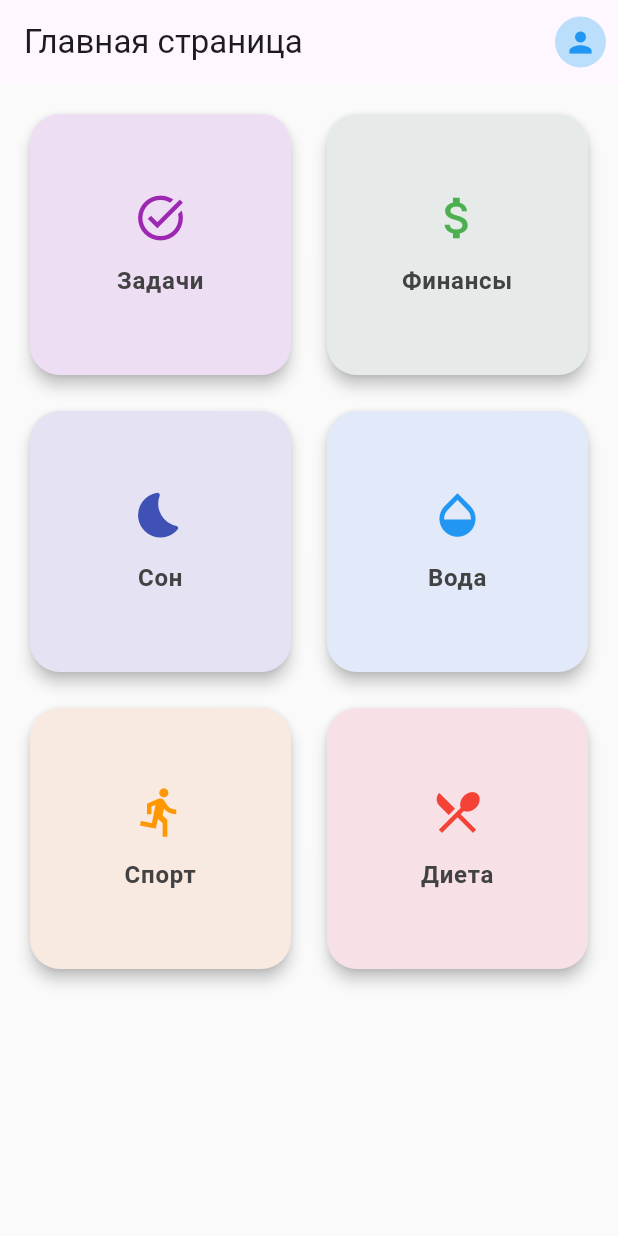
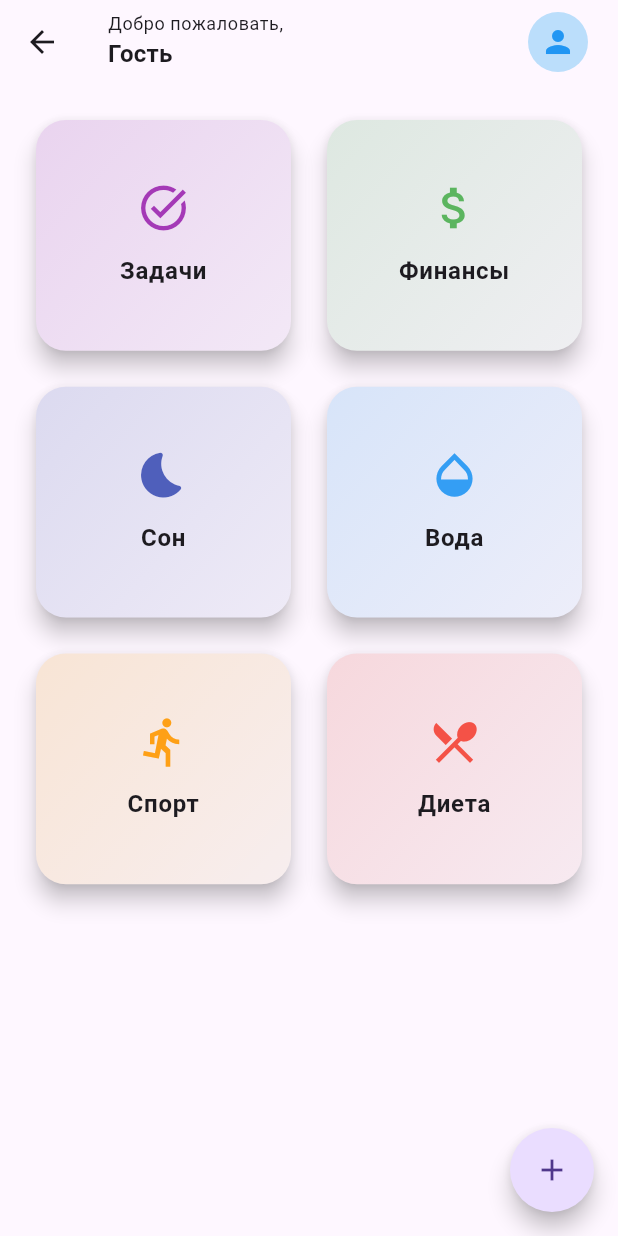
Before and after one commit to DamirTD/lifetracker, a Flutter app: the HomeScreen screen opened by its route, on a phone screen of 412 x 824 dp. Run offline on Flutter 3.47's test engine with Material 3 defaults, Android fonts, the phone set to English and light mode, and no system bars; drawn by our look-alikes of flutter_speed_dial; our stand-ins replace flutter_dotenv, shared_preferences; accounts and stored records are empty; network calls fail.

Commit message:
[FT-42] User get add. HomeScreen page update.

```diff
--- /dev/null
+++ b/mobile/lib/data/repositories/user_repository.dart
@@ -0,0 +1,26 @@
+import 'package:http/http.dart' as http;
+import 'dart:convert';
+import 'package:shared_preferences/shared_preferences.dart';
+import '../../core/config.dart';
+import '../models/user_model.dart';
+
+class UserRepository {
+  Future<UserModel?> getUser() async {
+    final prefs = await SharedPreferences.getInstance();
+    final token = prefs.getString('auth_token') ?? '';
+
+    if (token.isEmpty) return null;
+
+    final response = await http.get(
+      Uri.parse("${Config.apiUrl}/user"),
+      headers: {"Authorization": "Bearer $token"},
+    );
+
+    if (response.statusCode == 200) {
+      final data = jsonDecode(response.body);
+      return UserModel.fromJson(data);
+    } else {
+      return null;
+    }
+  }
+}
--- a/mobile/lib/presentation/screens/home/home_screen.dart
+++ b/mobile/lib/presentation/screens/home/home_screen.dart
@@ -1,60 +1,153 @@
 import 'package:flutter/material.dart';
 import 'package:mobile/presentation/screens/home/profile_screen.dart';
 import 'package:mobile/presentation/widgets/category_card.dart';
-
 import 'package:mobile/presentation/screens/trackers/diet_screen.dart';
 import 'package:mobile/presentation/screens/trackers/sleep_screen.dart';
 import 'package:mobile/presentation/screens/trackers/finance_screen.dart';
 import 'package:mobile/presentation/screens/trackers/sport_screen.dart';
 import 'package:mobile/presentation/screens/trackers/tasks_screen.dart';
 import 'package:mobile/presentation/screens/trackers/water_screen.dart';
+import 'package:flutter_speed_dial/flutter_speed_dial.dart';
+import 'package:mobile/data/repositories/user_repository.dart';
 
-class HomeScreen extends StatelessWidget {
+class HomeScreen extends StatefulWidget {
   const HomeScreen({super.key});
+
+  @override
+  State<HomeScreen> createState() => _HomeScreenState();
+}
+
+class _HomeScreenState extends State<HomeScreen> {
+  String userName = "Гость";
+  String avatarUrl = "";
+  int notificationCount = 0;
+  final UserRepository _userRepository = UserRepository();
+
+  @override
+  void initState() {
+    super.initState();
+    _loadUserData();
+  }
+
+  Future<void> _loadUserData() async {
+    final user = await _userRepository.getUser();
+    if (user != null) {
+      setState(() {
+        userName = user.name;
+      });
+    }
+  }
+
+  void _quickAddWater() {
+    ScaffoldMessenger.of(context).showSnackBar(
+      const SnackBar(content: Text("Вода добавлена!")),
+    );
+  }
+
+  void _quickAddTask() {
+    ScaffoldMessenger.of(context).showSnackBar(
+      const SnackBar(content: Text("Новая задача добавлена!")),
+    );
+  }
 
   @override
   Widget build(BuildContext context) {
     return Scaffold(
-      backgroundColor: Colors.grey.shade50,
+      backgroundColor: Theme.of(context).colorScheme.surface,
       appBar: AppBar(
-        title: const Text("Главная страница"),
-        automaticallyImplyLeading: false,
+        title: Column(
+          crossAxisAlignment: CrossAxisAlignment.start,
+          children: [
+            Text("Добро пожаловать,", style: Theme.of(context).textTheme.bodySmall),
+            Text(userName, style: Theme.of(context).textTheme.titleMedium?.copyWith(fontWeight: FontWeight.bold)),
+          ],
+        ),
         actions: [
-          IconButton(
-            icon: Container(
-              padding: const EdgeInsets.all(6),
-              decoration: BoxDecoration(
-                color: Colors.blue.shade100,
-                shape: BoxShape.circle,
-              ),
-              child: const Icon(Icons.person, size: 22, color: Colors.blue),
+          Padding(
+            padding: const EdgeInsets.only(right: 12.0),
+            child: Stack(
+              alignment: Alignment.topRight,
+              children: [
+                IconButton(
+                  icon: CircleAvatar(
+                    backgroundColor: Colors.blue.shade100,
+                    foregroundImage: avatarUrl.isNotEmpty ? NetworkImage(avatarUrl) : null,
+                    child: avatarUrl.isEmpty ? const Icon(Icons.person, color: Colors.blue) : null,
+                  ),
+                  onPressed: () => Navigator.push(context, MaterialPageRoute(builder: (context) => const ProfileScreen())),
+                ),
+                if (notificationCount > 0)
+                  Positioned(
+                    top: 4,
+                    right: 4,
+                    child: CircleAvatar(
+                      radius: 10,
+                      backgroundColor: Colors.red,
+                      child: Text(
+                        notificationCount.toString(),
+                        style: const TextStyle(fontSize: 12, color: Colors.white),
+                      ),
+                    ),
+                  ),
+              ],
             ),
-            onPressed: () {
-              Navigator.push(
-                context,
-                MaterialPageRoute(builder: (context) => const ProfileScreen()), // Открытие профиля
-              );
-            },
           ),
         ],
       ),
       body: Padding(
-        padding: const EdgeInsets.all(16.0),
-        child: GridView.count(
-          crossAxisCount: 2,
-          mainAxisSpacing: 16,
-          crossAxisSpacing: 16,
-          childAspectRatio: 1.0,
-          children: const [
-            CategoryCard(icon: Icons.task_alt, label: "Задачи", color: Colors.purple, screen: TasksScreen()),
-            CategoryCard(icon: Icons.attach_money, label: "Финансы", color: Colors.green, screen: FinanceScreen()),
-            CategoryCard(icon: Icons.bedtime_rounded, label: "Сон", color: Colors.indigo, screen: SleepScreen()),
-            CategoryCard(icon: Icons.opacity, label: "Вода", color: Colors.blue, screen: WaterScreen()),
-            CategoryCard(icon: Icons.directions_run, label: "Спорт", color: Colors.orange, screen: SportScreen()),
-            CategoryCard(icon: Icons.local_dining, label: "Диета", color: Colors.red, screen: DietScreen()),
-          ],
+        padding: const EdgeInsets.all(20.0),
+        child: GridView.builder(
+          gridDelegate: SliverGridDelegateWithFixedCrossAxisCount(
+            crossAxisCount: MediaQuery.of(context).size.width > 600 ? 3 : 2,
+            mainAxisSpacing: 16,
+            crossAxisSpacing: 16,
+            childAspectRatio: 1.1,
+          ),
+          itemCount: _categories.length,
+          itemBuilder: (context, index) {
+            final category = _categories[index];
+            return CategoryCard(
+              icon: category['icon'],
+              label: category['label'],
+              color: category['color'],
+              screen: category['screen'],
+            );
+          },
         ),
+      ),
+      floatingActionButton: SpeedDial(
+        icon: Icons.add,
+        activeIcon: Icons.close,
+        spacing: 10,
+        spaceBetweenChildren: 12,
+        children: [
+          SpeedDialChild(
+            child: const Icon(Icons.local_drink, color: Colors.white),
+            backgroundColor: Colors.blue,
+            label: "Добавить воду",
+            labelBackgroundColor: Colors.blue.shade100,
+            labelStyle: const TextStyle(color: Colors.black),
+            onTap: _quickAddWater,
+          ),
+          SpeedDialChild(
+            child: const Icon(Icons.task_alt, color: Colors.white),
+            backgroundColor: Colors.green,
+            label: "Новая задача",
+            labelBackgroundColor: Colors.green.shade100,
+            labelStyle: const TextStyle(color: Colors.black),
+            onTap: _quickAddTask,
+          ),
+        ],
       ),
     );
   }
 }
+
+final List<Map<String, dynamic>> _categories = [
+  {'icon': Icons.task_alt, 'label': "Задачи", 'color': Colors.purple, 'screen': const TasksScreen()},
+  {'icon': Icons.attach_money, 'label': "Финансы", 'color': Colors.green, 'screen': const FinanceScreen()},
+  {'icon': Icons.bedtime_rounded, 'label': "Сон", 'color': Colors.indigo, 'screen': const SleepScreen()},
+  {'icon': Icons.opacity, 'label': "Вода", 'color': Colors.blue, 'screen': const WaterScreen()},
+  {'icon': Icons.directions_run, 'label': "Спорт", 'color': Colors.orange, 'screen': const SportScreen()},
+  {'icon': Icons.local_dining, 'label': "Диета", 'color': Colors.red, 'screen': const DietScreen()},
+];
--- a/mobile/lib/presentation/widgets/category_card.dart
+++ b/mobile/lib/presentation/widgets/category_card.dart
@@ -16,33 +16,60 @@ class CategoryCard extends StatelessWidget {
 
   @override
   Widget build(BuildContext context) {
-    return Card(
-      elevation: 4,
-      shape: RoundedRectangleBorder(borderRadius: BorderRadius.circular(20)),
+    return Material(
+      color: Colors.transparent,
       child: InkWell(
         borderRadius: BorderRadius.circular(20),
         onTap: () => Navigator.push(
           context,
-          MaterialPageRoute(builder: (context) => screen),
+          PageRouteBuilder(
+            transitionDuration: const Duration(milliseconds: 300),
+            pageBuilder: (_, __, ___) => screen,
+            transitionsBuilder: (_, animation, __, child) =>
+                FadeTransition(opacity: animation, child: child),
           ),
-        child: Container(
+        ),
+        splashColor: color.withAlpha(25),
+        highlightColor: color.withAlpha(10),
+        hoverColor: color.withAlpha(15),
+        child: Card(
+          elevation: 6,
+          shadowColor: Theme.of(context).shadowColor,
+          shape: RoundedRectangleBorder(
+              borderRadius: BorderRadius.circular(20)),
+          child: AnimatedContainer(
+            duration: const Duration(milliseconds: 200),
+            curve: Curves.easeInOut,
             decoration: BoxDecoration(
               borderRadius: BorderRadius.circular(20),
-            color: color.withAlpha(25),
+              gradient: LinearGradient(
+                begin: Alignment.topLeft,
+                end: Alignment.bottomRight,
+                colors: [
+                  color.withAlpha((0.15 * 255).toInt()),
+                  color.withAlpha((0.05 * 255).toInt()),
+                ],
               ),
-          padding: const EdgeInsets.all(20),
+            ),
+            child: Padding(
+              padding: const EdgeInsets.all(20.0),
               child: Column(
                 mainAxisAlignment: MainAxisAlignment.center,
                 children: [
-              Icon(icon, color: color, size: 36),
+                  Icon(icon,
+                      // ignore: deprecated_member_use
+                      color: color.withOpacity(0.9), size: 36),
                   const SizedBox(height: 12),
                   Text(
                     label,
-                style: TextStyle(
-                  fontSize: 16,
+                    style: Theme.of(context)
+                        .textTheme
+                        .bodyLarge
+                        ?.copyWith(
                           fontWeight: FontWeight.w600,
-                  color: Colors.grey.shade800,
-                  letterSpacing: 0.5,
+                          color: Theme.of(context)
+                              .colorScheme
+                              .onSurface,
                         ),
                     textAlign: TextAlign.center,
                   ),
@@ -50,6 +77,8 @@ class CategoryCard extends StatelessWidget {
               ),
             ),
           ),
+        ),
+      ),
     );
   }
 }
--- a/mobile/pubspec.yaml
+++ b/mobile/pubspec.yaml
@@ -13,6 +13,7 @@ dependencies:
   flutter_dotenv: ^5.1.0
   shared_preferences: ^2.2.2
   flutter_riverpod: ^2.4.9
+  flutter_speed_dial: ^7.0.0
 
 dev_dependencies:
   flutter_test:
```
Also changed, not shown: mobile/pubspec.lock. Lines whose indentation alone changed are shown as unchanged.
